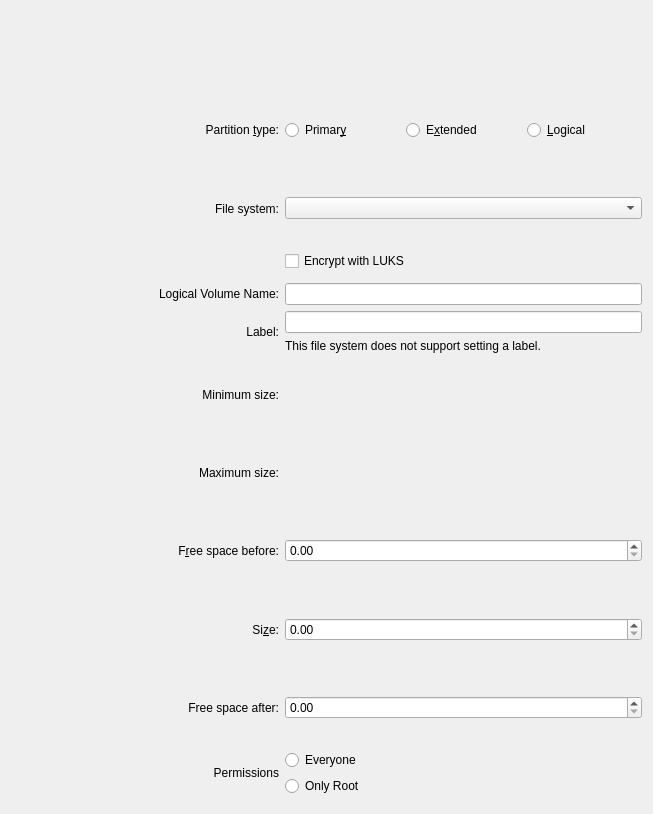
First picture: the form in src/gui/sizedialogwidgetbase.ui, repository KDE/partitionmanager, before the edit.
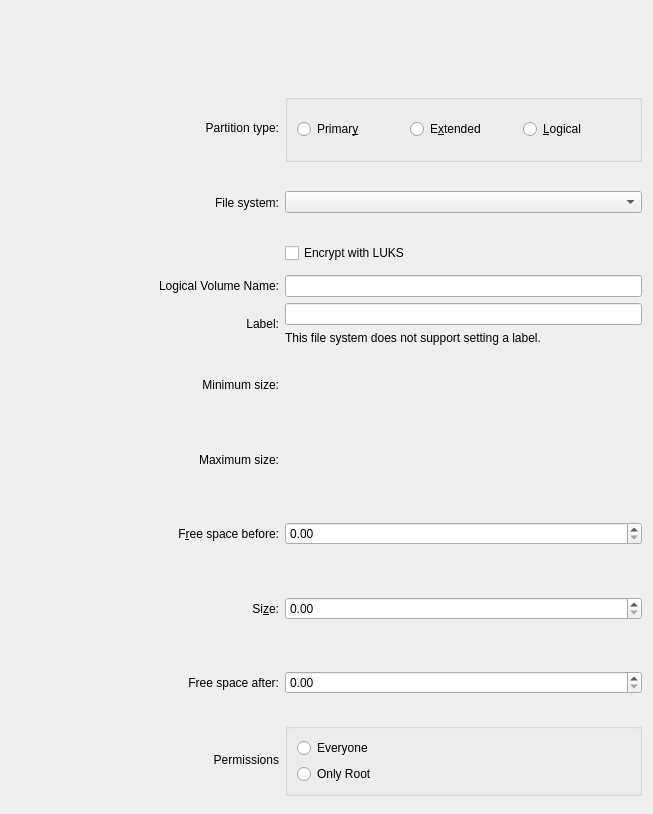
Second picture: the form after the edit. Custom widgets are drawn as their Qt base class.

Commit message: Separate radiobuttons into two independent groups.

```diff
--- a/src/gui/sizedialogwidgetbase.ui
+++ b/src/gui/sizedialogwidgetbase.ui
@@ -59,7 +59,7 @@
       </sizepolicy>
      </property>
      <property name="text">
-      <string comment="@label:listbox">Partition &amp;type:</string>
+      <string comment="@label:listbox">Partition type:</string>
      </property>
      <property name="alignment">
       <set>Qt::AlignRight|Qt::AlignTrailing|Qt::AlignVCenter</set>
@@ -69,31 +69,6 @@
      </property>
     </widget>
    </item>
-   <item row="2" column="1">
-    <layout class="QHBoxLayout" name="horizontalLayout">
-     <item>
-      <widget class="QRadioButton" name="m_RadioPrimary">
-       <property name="text">
-        <string>Primar&amp;y</string>
-       </property>
-      </widget>
-     </item>
-     <item>
-      <widget class="QRadioButton" name="m_RadioExtended">
-       <property name="text">
-        <string>E&amp;xtended</string>
-       </property>
-      </widget>
-     </item>
-     <item>
-      <widget class="QRadioButton" name="m_RadioLogical">
-       <property name="text">
-        <string>&amp;Logical</string>
-       </property>
-      </widget>
-     </item>
-    </layout>
-   </item>
    <item row="3" column="0">
     <widget class="QLabel" name="m_LabelFileSystem">
      <property name="sizePolicy">
@@ -329,30 +304,6 @@
      </property>
     </widget>
    </item>
-   <item row="13" column="1">
-    <layout class="QVBoxLayout" name="verticalLayout_3">
-     <item>
-      <widget class="QRadioButton" name="m_permissionEveryone">
-       <property name="toolTip">
-        <string>Allow everyone to write and read on this device</string>
-       </property>
-       <property name="text">
-        <string>Everyone</string>
-       </property>
-      </widget>
-     </item>
-     <item>
-      <widget class="QRadioButton" name="m_permissionOnlyRoot">
-       <property name="toolTip">
-        <string>Allow only root to write and read on this device, you will need to setup per-folder permissions</string>
-       </property>
-       <property name="text">
-        <string>Only Root</string>
-       </property>
-      </widget>
-     </item>
-    </layout>
-   </item>
    <item row="14" column="0" colspan="2">
     <spacer name="verticalSpacer_2">
      <property name="orientation">
@@ -369,6 +320,59 @@
      </property>
     </spacer>
    </item>
+   <item row="13" column="1">
+    <widget class="QGroupBox" name="m_groupBox_permissions">
+     <layout class="QVBoxLayout" name="verticalLayout_3">
+      <item>
+       <widget class="QRadioButton" name="m_permissionEveryone">
+        <property name="toolTip">
+         <string>Allow everyone to write and read on this device</string>
+        </property>
+        <property name="text">
+         <string>Everyone</string>
+        </property>
+       </widget>
+      </item>
+      <item>
+       <widget class="QRadioButton" name="m_permissionOnlyRoot">
+        <property name="toolTip">
+         <string>Allow only root to write and read on this device, you will need to setup per-folder permissions</string>
+        </property>
+        <property name="text">
+         <string>Only Root</string>
+        </property>
+       </widget>
+      </item>
+     </layout>
+    </widget>
+   </item>
+   <item row="2" column="1">
+    <widget class="QGroupBox" name="m_groupBox_type">
+     <layout class="QHBoxLayout" name="horizontalLayout">
+      <item>
+       <widget class="QRadioButton" name="m_RadioPrimary">
+        <property name="text">
+         <string>Primar&amp;y</string>
+        </property>
+       </widget>
+      </item>
+      <item>
+       <widget class="QRadioButton" name="m_RadioExtended">
+        <property name="text">
+         <string>E&amp;xtended</string>
+        </property>
+       </widget>
+      </item>
+      <item>
+       <widget class="QRadioButton" name="m_RadioLogical">
+        <property name="text">
+         <string>&amp;Logical</string>
+        </property>
+       </widget>
+      </item>
+     </layout>
+    </widget>
+   </item>
   </layout>
  </widget>
  <customwidgets>
```
Left out of the diff: 3 changed lines with no effect on the pictures. The commit also changes 1 other file.
